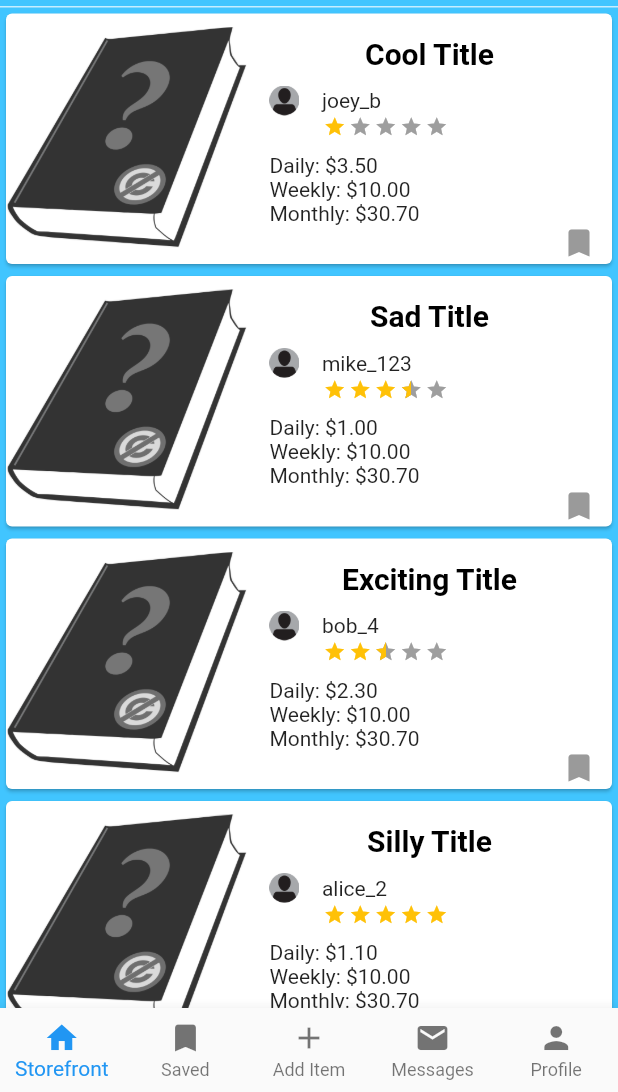
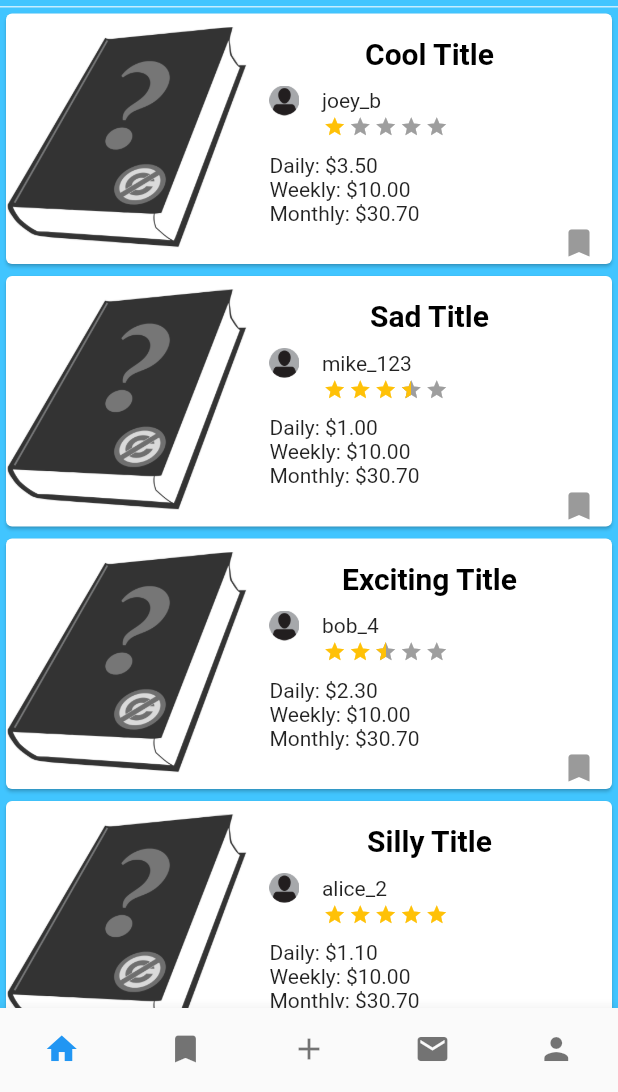
Before and after one commit to CSC4330/Borreaux, a Flutter app: the nav_bar screen opened directly, on a phone screen of 412 x 824 dp, the part 144-1236 px from its top. Run offline on Flutter 3.47's test engine with Material 2 defaults, Android fonts, the phone set to English and light mode, and no system bars; drawn by our look-alikes of flutter_rating_bar; our stand-ins replace carousel_slider, confetti, firebase_auth, firebase_core, google_maps_flutter, google_sign_in and 1 more; missing offline and left inert: cloud_firestore_platform_interface, cloud_firestore_web, filter_list, firebase_auth_platform_interface, firebase_auth_web, firebase_core_platform_interface and 4 more; accounts and stored records are empty.

Commit message:
Removed icon labels

```diff
--- a/borreauxapp/lib/widgets/nav_bar.dart
+++ b/borreauxapp/lib/widgets/nav_bar.dart
@@ -32,28 +32,30 @@ class _nav_bar_state extends State<nav_bar> {
       bottomNavigationBar: BottomNavigationBar(
         onTap: onTabTapped, // new
         currentIndex: _currentIndex,
+        showSelectedLabels: false,
+        showUnselectedLabels: false,
         type: BottomNavigationBarType.fixed,
         items: [
           BottomNavigationBarItem(
-            icon: new Icon(Icons.home),
-            label: 'Storefront',
+            icon: Icon(Icons.home),
+            label: '',
           ),
           BottomNavigationBarItem(
-            icon: new Icon(Icons.bookmark),
-            label: 'Saved',
+            icon: Icon(Icons.bookmark),
+            label: '',
           ),
           BottomNavigationBarItem(
-            icon: new Icon(Icons.add),
-            label: 'Add Item',
+            icon: Icon(Icons.add),
+            label: '',
           ),
           BottomNavigationBarItem(
-            icon: new Icon(Icons.mail),
-            label: 'Messages',
+            icon: Icon(Icons.mail),
+            label: '',
           ),
           // ignore: prefer_const_constructors
           BottomNavigationBarItem(
             icon: Icon(Icons.person),
-            label: 'Profile',
+            label: '',
           )
         ],
       ),
```
